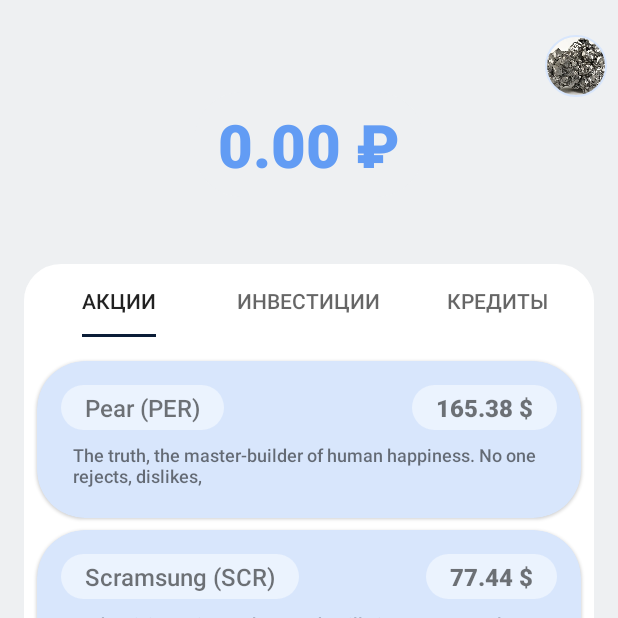
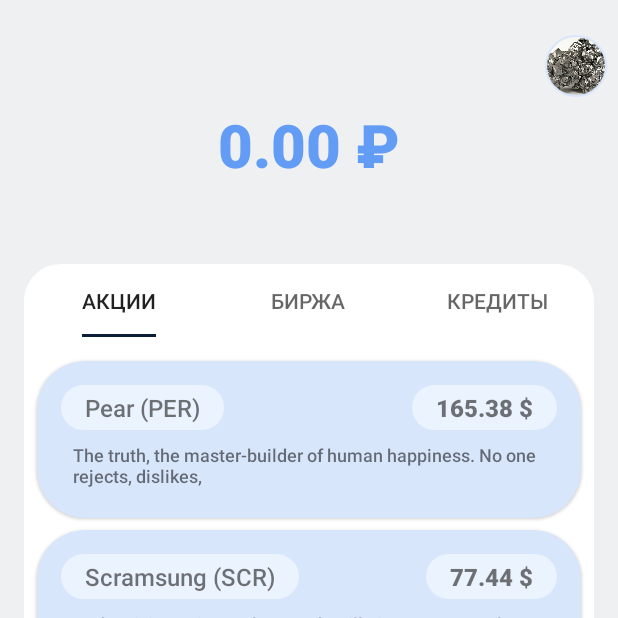
Before and after one commit to alekseyonanov/Invest, an Android app: the fragment StockFragment placed in its activity, on a phone screen of 412 x 824 dp, the top half of it. Run offline under Robolectric (Android 15) with nearby library versions, the light colour scheme and no system bars; our stand-ins replace Dagger/Hilt's generated code, Room's generated code; libraries missing offline, so code that uses them is left out: com.github.terrakok.cicerone; Roboto replaces fonts that are not available here; 2 statements that could not run were skipped.

Commit message:
Stock design fix

```diff
--- a/app/src/main/java/ru/grokkers/invest/ui/fragment/stockfragment/main/StockFragment.kt
+++ b/app/src/main/java/ru/grokkers/invest/ui/fragment/stockfragment/main/StockFragment.kt
@@ -51,7 +51,7 @@ class StockFragment : BaseFragment() {
         TabLayoutMediator(binding.tabs, binding.stockViewPager) { tab, position ->
             when (position) {
                 0 -> tab.text = "АКЦИИ"
-                1 -> tab.text = "ИНВЕСТИЦИИ"
+                1 -> tab.text = "БИРЖА"
                 else -> tab.text = "КРЕДИТЫ"
             }
         }.attach()
```
